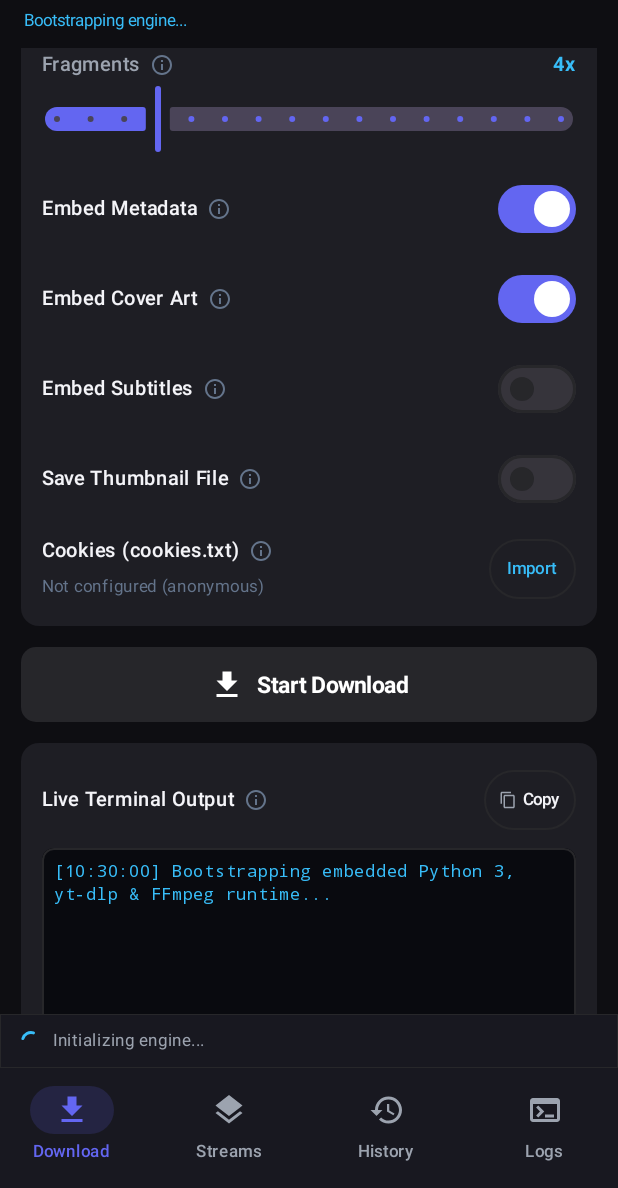
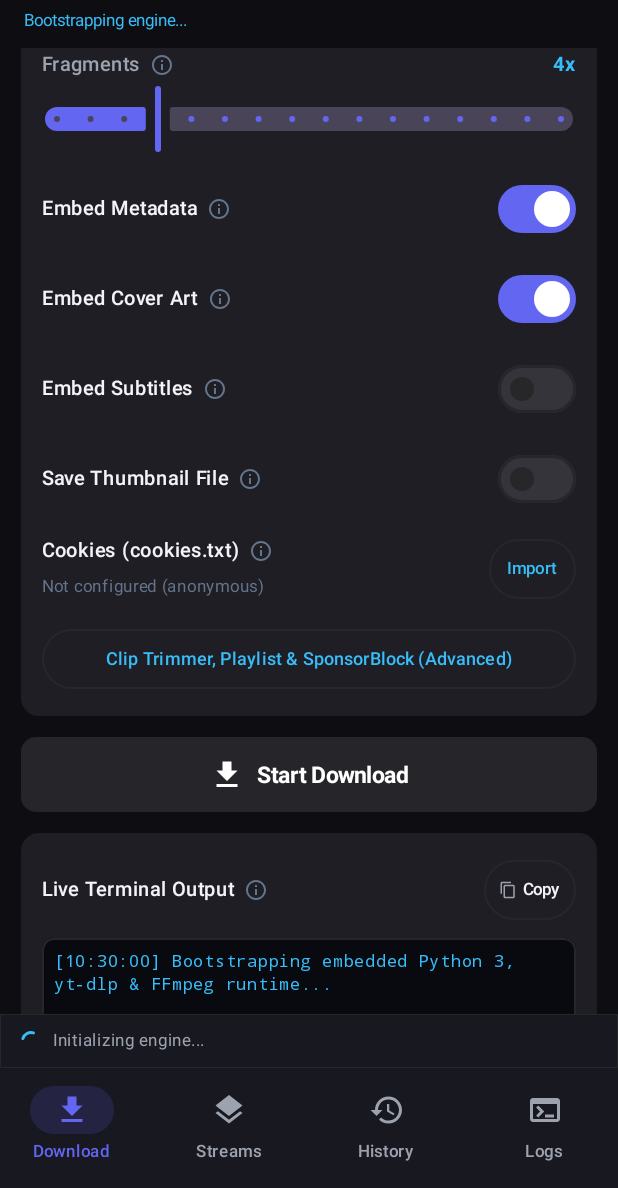
Before and after one commit to Antony-Gh/Universal-Donwloader, an Android app built with Jetpack Compose: the screen it shows after launch (MainActivity), scrolled down 450 dp, on a phone screen of 412 x 824 dp, the part 48-1236 px from its top. Run offline under Robolectric (Android 15) with nearby library versions, the phone set to English and light mode, and no system bars; libraries missing offline, so code that uses them is left out: com.yausername.ffmpeg, com.yausername.youtubedl_android; pictures from the network do not load; 2 statements that could not run were skipped.

Commit message:
feat(advanced): add Clip Trimmer, Playlist Picker, and SponsorBlock UI on Desktop and Android
- Core: Added PlaylistItems (--playlist-items) and SponsorBlockRemove (--sponsorblock-remove) to DownloadOptions.BuildCliArguments().
- Desktop: Added collapsible 'Clip Trimmer, Playlist Selection & SponsorBlock (Advanced)' expander with Start Time, End Time, Playlist Items, and SponsorBlock toggle plus info tooltips.
- Android: Added collapsible Advanced section passing --download-sections (*start-end + --force-keyframes-at-cuts), --playlist-items, and --sponsorblock-remove to yt-dlp, persisting SponsorBlock preference.

```diff
--- a/android/app/src/main/java/com/universaldownloader/app/data/PreferencesStore.kt
+++ b/android/app/src/main/java/com/universaldownloader/app/data/PreferencesStore.kt
@@ -25,6 +25,7 @@ class PreferencesStore(context: Context) {
             embedSubs = prefs.getBoolean(KEY_EMBED_SUBS, false),
             writeThumbnail = prefs.getBoolean(KEY_WRITE_THUMBNAIL, false),
             cookiesFilePath = prefs.getString(KEY_COOKIES_PATH, null)?.takeIf { it.isNotBlank() },
+            sponsorBlockEnabled = prefs.getBoolean(KEY_SPONSORBLOCK, false),
         )
     }
 
@@ -38,6 +39,7 @@ class PreferencesStore(context: Context) {
             .putBoolean(KEY_EMBED_SUBS, options.embedSubs)
             .putBoolean(KEY_WRITE_THUMBNAIL, options.writeThumbnail)
             .putString(KEY_COOKIES_PATH, options.cookiesFilePath ?: "")
+            .putBoolean(KEY_SPONSORBLOCK, options.sponsorBlockEnabled)
             .apply()
     }
 
@@ -51,5 +53,6 @@ class PreferencesStore(context: Context) {
         private const val KEY_EMBED_SUBS = "embed_subs"
         private const val KEY_WRITE_THUMBNAIL = "write_thumbnail"
         private const val KEY_COOKIES_PATH = "cookies_path"
+        private const val KEY_SPONSORBLOCK = "sponsorblock"
     }
 }
--- a/android/app/src/main/java/com/universaldownloader/app/engine/DownloaderRepository.kt
+++ b/android/app/src/main/java/com/universaldownloader/app/engine/DownloaderRepository.kt
@@ -260,6 +260,21 @@ class DownloaderRepository(private val appContext: Context) {
                 if (!cookiesPath.isNullOrBlank() && File(cookiesPath).exists()) {
                     addOption("--cookies", cookiesPath)
                 }
+                val startTrim = options.startTime.trim()
+                val endTrim = options.endTime.trim()
+                if (startTrim.isNotEmpty() || endTrim.isNotEmpty()) {
+                    val startPart = startTrim.ifEmpty { "0:00" }
+                    val endPart = endTrim.ifEmpty { "inf" }
+                    addOption("--download-sections", "*$startPart-$endPart")
+                    addOption("--force-keyframes-at-cuts")
+                }
+                val plItems = options.playlistItems.trim()
+                if (plItems.isNotEmpty()) {
+                    addOption("--playlist-items", plItems)
+                }
+                if (options.sponsorBlockEnabled) {
+                    addOption("--sponsorblock-remove", "sponsor,intro,outro,selfpromo")
+                }
             }
 
             onLog("Starting download to: ${outDir.absolutePath}")
--- a/android/app/src/main/java/com/universaldownloader/app/model/Models.kt
+++ b/android/app/src/main/java/com/universaldownloader/app/model/Models.kt
@@ -28,6 +28,10 @@ data class DownloadOptions(
     val embedSubs: Boolean = false,
     val writeThumbnail: Boolean = false,
     val cookiesFilePath: String? = null,
+    val startTime: String = "",
+    val endTime: String = "",
+    val playlistItems: String = "",
+    val sponsorBlockEnabled: Boolean = false,
     val explicitFormatId: String? = null,
 )
 
```
Also changed, not shown: android/app/src/main/java/com/universaldownloader/app/ui/screens/MainScreen.kt (+80 -0 lines), android/app/src/main/java/com/universaldownloader/app/viewmodel/MainViewModel.kt (+16 -0 lines), 3 other files.
